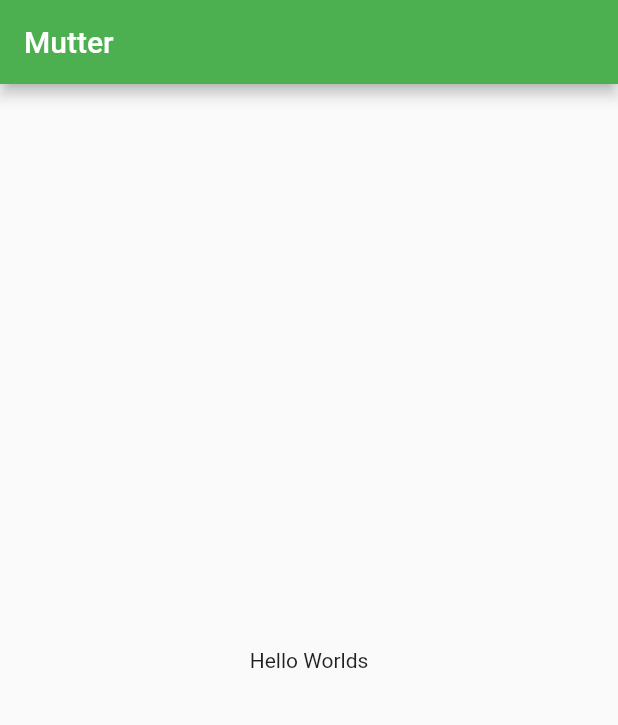
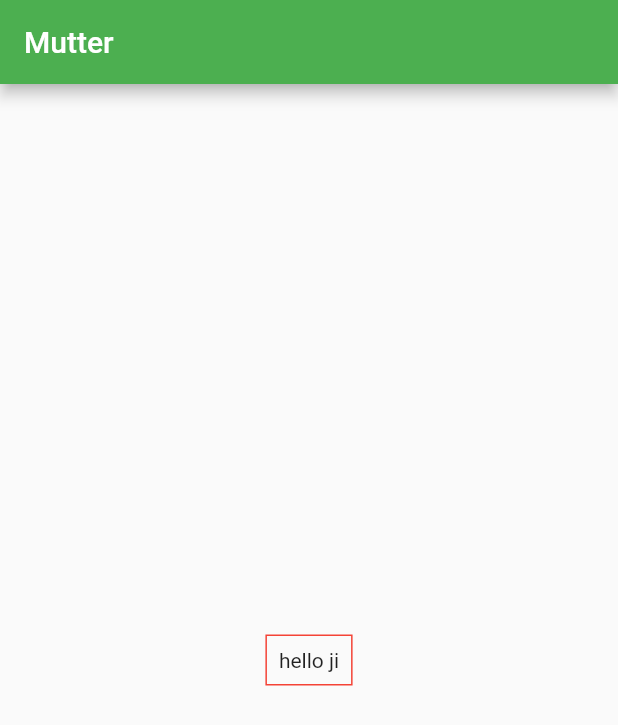
Before and after one commit to viralthaker15/Manga-flutter, a Flutter app: the screen it shows after launch, on a phone screen of 412 x 824 dp. Shown: the top 725 px of the screen. Run offline on Flutter 3.47's test engine with Material 2 defaults, Android fonts, the phone set to English and light mode, and no system bars.

Commit message:
Centered Widget Elemenet

```diff
--- a/lib/main.dart
+++ b/lib/main.dart
@@ -12,30 +12,20 @@ class MyApp extends StatelessWidget {
   @override
   Widget build(BuildContext context) {
     return MaterialApp(
-      title: 'Welcome to Flutter',
+      title: 'Hot Reload not working',
       home: Scaffold(
-        appBar: AppBar(
-          title: const Text('Mutter'),
-          backgroundColor: Colors.green,
-        ),
-        body: const Align(
-          alignment: Alignment.center,
-          child: SizedBox(
-            height: 15,
-            width: 120,
-            child: Align(
-              child: DecoratedBox(
-                  child: Align(
-                    alignment: Alignment.center,
-                    child: Text(
-                      'Hello Worlds',
-                    ),
-                  ),
-                  decoration: BoxDecoration(color: Colors.transparent)),
-            ),
+          appBar: AppBar(
+            title: const Text('Mutter'),
+            backgroundColor: Colors.green,
           ),
-        ),
-      ),
+          body: Center(
+              child: Container(
+                  decoration:
+                      BoxDecoration(border: Border.all(color: Colors.red)),
+                  child: Padding(
+                    padding: const EdgeInsets.all(8),
+                    child: Text("hello ji"),
+                  )))),
     );
   }
 }
```
Also changed, not shown: pubspec.lock, 1 other file.
